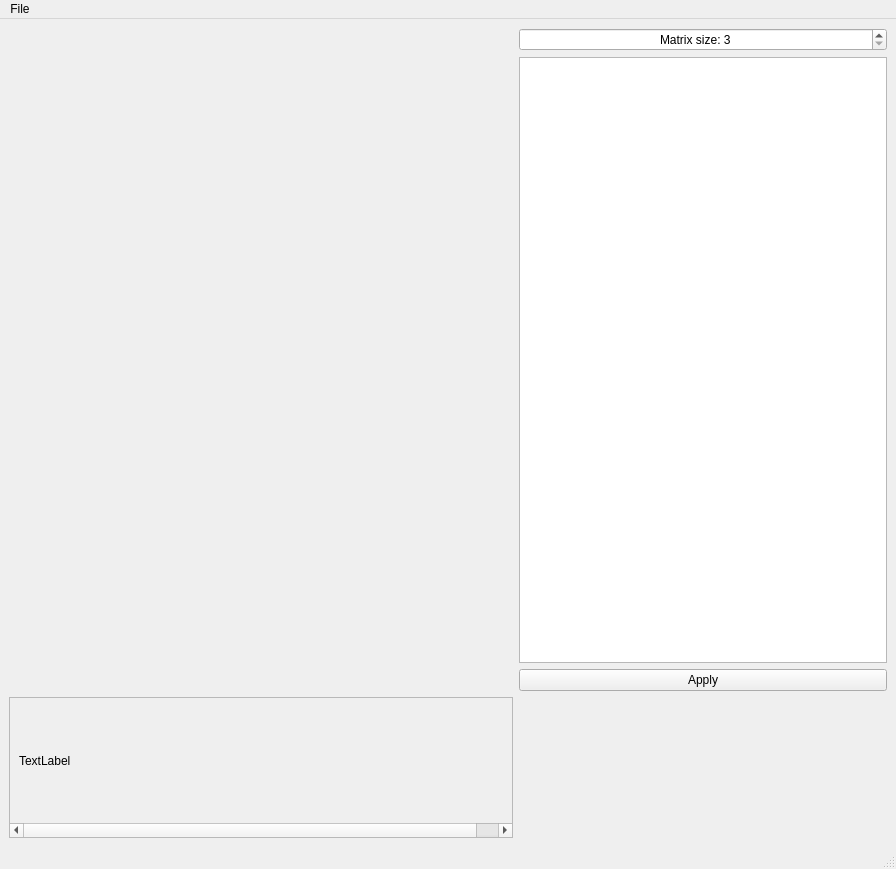
First picture: the form in src/forms/mainwindow.ui, repository SerfeyZhirnov/PhotoLab, before the edit.
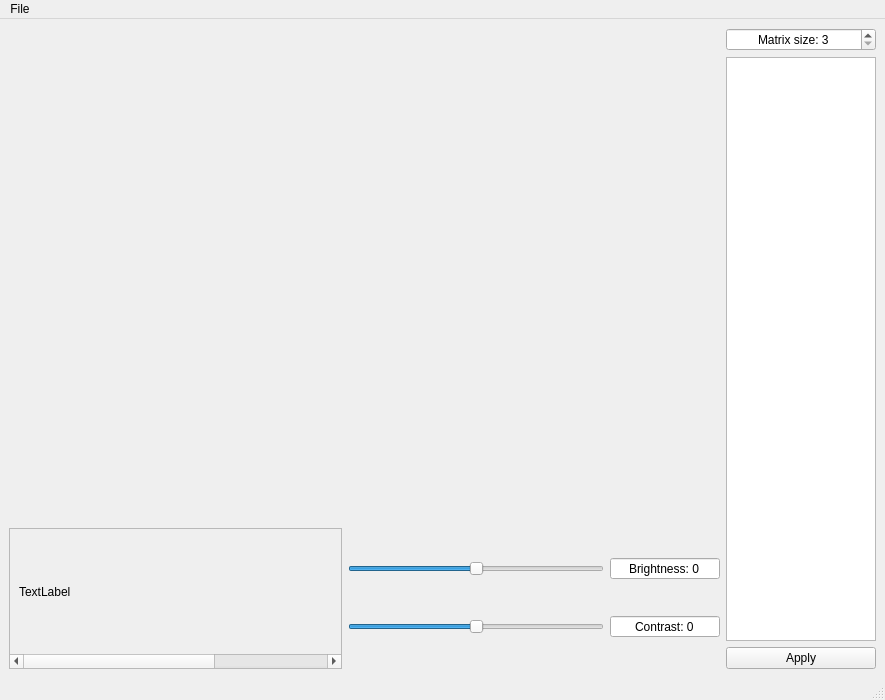
Second picture: the form after the edit. Icons and pictures are not drawn.

Commit message: Add Brightness and Contrast to ui

What changed in the file:
```diff
--- a/src/forms/mainwindow.ui
+++ b/src/forms/mainwindow.ui
@@ -9,8 +9,8 @@
    <rect>
     <x>0</x>
     <y>0</y>
-    <width>896</width>
-    <height>869</height>
+    <width>885</width>
+    <height>700</height>
    </rect>
   </property>
   <property name="windowTitle">
@@ -18,50 +18,89 @@
   </property>
   <widget class="QWidget" name="centralwidget">
    <layout class="QGridLayout" name="gridLayout">
-    <item row="2" column="1">
-     <widget class="QPushButton" name="bt_custom_apply">
-      <property name="enabled">
-       <bool>true</bool>
-      </property>
-      <property name="whatsThis">
-       <string>Custom filter</string>
-      </property>
-      <property name="text">
-       <string>Apply</string>
-      </property>
-      <attribute name="buttonGroup">
-       <string notr="true">btn_group</string>
-      </attribute>
-     </widget>
+    <item row="1" column="6" rowspan="4">
+     <layout class="QVBoxLayout" name="vl_matrix">
+      <item>
+       <widget class="QSpinBox" name="sb_matrix_size">
+        <property name="sizePolicy">
+         <sizepolicy hsizetype="Minimum" vsizetype="Fixed">
+          <horstretch>0</horstretch>
+          <verstretch>0</verstretch>
+         </sizepolicy>
+        </property>
+        <property name="layoutDirection">
+         <enum>Qt::LeftToRight</enum>
+        </property>
+        <property name="wrapping">
+         <bool>false</bool>
+        </property>
+        <property name="alignment">
+         <set>Qt::AlignCenter</set>
+        </property>
+        <property name="readOnly">
+         <bool>false</bool>
+        </property>
+        <property name="keyboardTracking">
+         <bool>true</bool>
+        </property>
+        <property name="suffix">
+         <string/>
+        </property>
+        <property name="prefix">
+         <string>Matrix size: </string>
+        </property>
+        <property name="minimum">
+         <number>3</number>
+        </property>
+        <property name="maximum">
+         <number>15</number>
+        </property>
+        <property name="singleStep">
+         <number>2</number>
+        </property>
+        <property name="stepType">
+         <enum>QAbstractSpinBox::DefaultStepType</enum>
+        </property>
+       </widget>
+      </item>
+      <item>
+       <widget class="QTableView" name="tv_matrix">
+        <property name="enabled">
+         <bool>true</bool>
+        </property>
+        <property name="minimumSize">
+         <size>
+          <width>150</width>
+          <height>150</height>
+         </size>
+        </property>
+        <property name="maximumSize">
+         <size>
+          <width>750</width>
+          <height>750</height>
+         </size>
+        </property>
+       </widget>
+      </item>
+      <item>
+       <widget class="QPushButton" name="bt_custom_apply">
+        <property name="enabled">
+         <bool>true</bool>
+        </property>
+        <property name="whatsThis">
+         <string>Custom filter</string>
+        </property>
+        <property name="text">
+         <string>Apply</string>
+        </property>
+        <attribute name="buttonGroup">
+         <string notr="true">btn_group</string>
+        </attribute>
+       </widget>
+      </item>
+     </layout>
     </item>
-    <item row="1" column="0">
-     <widget class="QLabel" name="lb_image">
-      <property name="sizePolicy">
-       <sizepolicy hsizetype="Ignored" vsizetype="Ignored">
-        <horstretch>0</horstretch>
-        <verstretch>0</verstretch>
-       </sizepolicy>
-      </property>
-      <property name="font">
-       <font>
-        <kerning>false</kerning>
-       </font>
-      </property>
-      <property name="text">
-       <string/>
-      </property>
-      <property name="alignment">
-       <set>Qt::AlignCenter</set>
-      </property>
-      <property name="wordWrap">
-       <bool>false</bool>
-      </property>
-      <property name="textInteractionFlags">
-       <set>Qt::NoTextInteraction</set>
-      </property>
-     </widget>
-    </item>
-    <item row="3" column="0">
+    <item row="4" column="0">
      <widget class="QScrollArea" name="sa_filters">
       <property name="sizePolicy">
        <sizepolicy hsizetype="Expanding" vsizetype="Fixed">
@@ -71,7 +110,7 @@
       </property>
       <property name="minimumSize">
        <size>
-        <width>0</width>
+        <width>310</width>
         <height>141</height>
        </size>
       </property>
@@ -411,65 +450,170 @@
       </widget>
      </widget>
     </item>
-    <item row="1" column="1">
-     <widget class="QTableView" name="tv_matrix">
-      <property name="enabled">
-       <bool>true</bool>
-      </property>
-      <property name="minimumSize">
-       <size>
-        <width>150</width>
-        <height>150</height>
-       </size>
-      </property>
-      <property name="maximumSize">
-       <size>
-        <width>750</width>
-        <height>750</height>
-       </size>
-      </property>
-     </widget>
+    <item row="4" column="1">
+     <layout class="QGridLayout" name="gl_brightness_and_contrast">
+      <item row="0" column="1">
+       <widget class="QSpinBox" name="sb_brightness">
+        <property name="sizePolicy">
+         <sizepolicy hsizetype="Fixed" vsizetype="Fixed">
+          <horstretch>0</horstretch>
+          <verstretch>0</verstretch>
+         </sizepolicy>
+        </property>
+        <property name="minimumSize">
+         <size>
+          <width>110</width>
+          <height>0</height>
+         </size>
+        </property>
+        <property name="maximumSize">
+         <size>
+          <width>110</width>
+          <height>16777215</height>
+         </size>
+        </property>
+        <property name="whatsThis">
+         <string>Brightness</string>
+        </property>
+        <property name="alignment">
+         <set>Qt::AlignCenter</set>
+        </property>
+        <property name="buttonSymbols">
+         <enum>QAbstractSpinBox::NoButtons</enum>
+        </property>
+        <property name="suffix">
+         <string/>
+        </property>
+        <property name="prefix">
+         <string>Brightness: </string>
+        </property>
+        <property name="minimum">
+         <number>-255</number>
+        </property>
+        <property name="maximum">
+         <number>255</number>
+        </property>
+        <property name="singleStep">
+         <number>1</number>
+        </property>
+       </widget>
+      </item>
+      <item row="0" column="0">
+       <widget class="QSlider" name="hs_brightness">
+        <property name="minimumSize">
+         <size>
+          <width>256</width>
+          <height>0</height>
+         </size>
+        </property>
+        <property name="maximumSize">
+         <size>
+          <width>256</width>
+          <height>16777215</height>
+         </size>
+        </property>
+        <property name="minimum">
+         <number>-255</number>
+        </property>
+        <property name="maximum">
+         <number>255</number>
+        </property>
+        <property name="orientation">
+         <enum>Qt::Horizontal</enum>
+        </property>
+       </widget>
+      </item>
+      <item row="1" column="0">
+       <widget class="QSlider" name="hs_contrast">
+        <property name="minimumSize">
+         <size>
+          <width>256</width>
+          <height>0</height>
+         </size>
+        </property>
+        <property name="maximumSize">
+         <size>
+          <width>256</width>
+          <height>16777215</height>
+         </size>
+        </property>
+        <property name="minimum">
+         <number>-100</number>
+        </property>
+        <property name="maximum">
+         <number>100</number>
+        </property>
+        <property name="orientation">
+         <enum>Qt::Horizontal</enum>
+        </property>
+       </widget>
+      </item>
+      <item row="1" column="1">
+       <widget class="QSpinBox" name="sb_contrast">
+        <property name="sizePolicy">
+         <sizepolicy hsizetype="Fixed" vsizetype="Fixed">
+          <horstretch>0</horstretch>
+          <verstretch>0</verstretch>
+         </sizepolicy>
+        </property>
+        <property name="minimumSize">
+         <size>
+          <width>110</width>
+          <height>0</height>
+         </size>
+        </property>
+        <property name="maximumSize">
+         <size>
+          <width>110</width>
+          <height>16777215</height>
+         </size>
+        </property>
+        <property name="whatsThis">
+         <string>Contrast</string>
+        </property>
+        <property name="alignment">
+         <set>Qt::AlignCenter</set>
+        </property>
+        <property name="buttonSymbols">
+         <enum>QAbstractSpinBox::NoButtons</enum>
+        </property>
+        <property name="prefix">
+         <string>Contrast: </string>
+        </property>
+        <property name="minimum">
+         <number>-100</number>
+        </property>
+        <property name="maximum">
+         <number>100</number>
+        </property>
+       </widget>
+      </item>
+     </layout>
     </item>
-    <item row="0" column="1">
-     <widget class="QSpinBox" name="sb_matrix_size">
+    <item row="1" column="0" rowspan="3" colspan="2">
+     <widget class="QLabel" name="lb_image">
       <property name="sizePolicy">
-       <sizepolicy hsizetype="Minimum" vsizetype="Fixed">
+       <sizepolicy hsizetype="Ignored" vsizetype="Ignored">
         <horstretch>0</horstretch>
         <verstretch>0</verstretch>
        </sizepolicy>
       </property>
-      <property name="layoutDirection">
-       <enum>Qt::LeftToRight</enum>
+      <property name="font">
+       <font>
+        <kerning>false</kerning>
+       </font>
       </property>
-      <property name="wrapping">
-       <bool>false</bool>
+      <property name="text">
+       <string/>
       </property>
       <property name="alignment">
        <set>Qt::AlignCenter</set>
       </property>
-      <property name="readOnly">
+      <property name="wordWrap">
        <bool>false</bool>
       </property>
-      <property name="keyboardTracking">
-       <bool>true</bool>
-      </property>
-      <property name="suffix">
-       <string/>
-      </property>
-      <property name="prefix">
-       <string>Matrix size: </string>
-      </property>
-      <property name="minimum">
-       <number>3</number>
-      </property>
-      <property name="maximum">
-       <number>15</number>
-      </property>
-      <property name="singleStep">
-       <number>2</number>
-      </property>
-      <property name="stepType">
-       <enum>QAbstractSpinBox::DefaultStepType</enum>
+      <property name="textInteractionFlags">
+       <set>Qt::NoTextInteraction</set>
       </property>
      </widget>
     </item>
@@ -480,7 +624,7 @@
     <rect>
      <x>0</x>
      <y>0</y>
-     <width>896</width>
+     <width>885</width>
      <height>24</height>
     </rect>
    </property>
```
Left out of the diff: 2 changed lines with no effect on the pictures. The commit also changes 4 other files.
